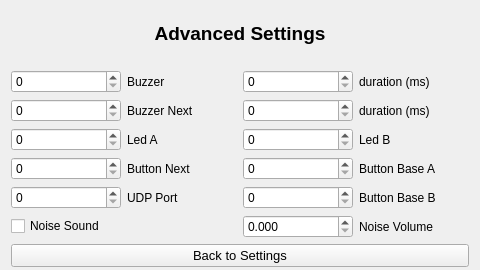
First picture: the form in F3FChrono/gui/WSettingsAdvanced.ui, repository jomarin38/F3FChrono, before the edit.
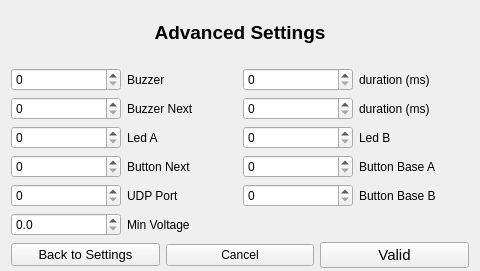
Second picture: the form after the edit.

```diff
--- a/F3FChrono/gui/WSettingsAdvanced.ui
+++ b/F3FChrono/gui/WSettingsAdvanced.ui
@@ -7,7 +7,7 @@
     <x>0</x>
     <y>0</y>
     <width>480</width>
-    <height>270</height>
+    <height>271</height>
    </rect>
   </property>
   <property name="windowTitle">
@@ -198,25 +198,21 @@
         </layout>
        </item>
        <item row="5" column="0">
-        <widget class="QCheckBox" name="noiseSound">
-         <property name="text">
-          <string>Noise Sound</string>
-         </property>
-        </widget>
-       </item>
-       <item row="5" column="1">
-        <layout class="QHBoxLayout" name="horizontalLayout_24">
+        <layout class="QHBoxLayout" name="horizontalLayout_5">
          <item>
-          <widget class="QDoubleSpinBox" name="noisevolume">
+          <widget class="QDoubleSpinBox" name="voltagemin">
            <property name="decimals">
-            <number>3</number>
+            <number>1</number>
+           </property>
+           <property name="singleStep">
+            <double>0.100000000000000</double>
            </property>
           </widget>
          </item>
          <item>
-          <widget class="QLabel" name="label_22">
+          <widget class="QLabel" name="label_3">
            <property name="text">
-            <string>Noise Volume</string>
+            <string>Min Voltage</string>
            </property>
           </widget>
          </item>
@@ -238,6 +234,25 @@
          </property>
         </widget>
        </item>
+       <item>
+        <widget class="QPushButton" name="btn_cancel_2">
+         <property name="text">
+          <string>Cancel</string>
+         </property>
+        </widget>
+       </item>
+       <item>
+        <widget class="QPushButton" name="btn_valid_2">
+         <property name="font">
+          <font>
+           <pointsize>11</pointsize>
+          </font>
+         </property>
+         <property name="text">
+          <string>Valid</string>
+         </property>
+        </widget>
+       </item>
       </layout>
      </item>
     </layout>
```
Left out of the diff: 131 changed lines with no effect on the pictures.
